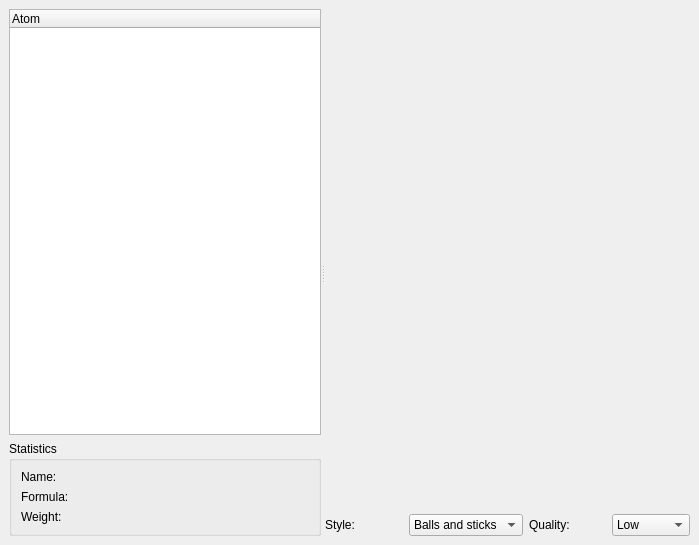
Qt form src/tools/moleculeviewerwidget.ui (KDE/kalzium) before a commit.
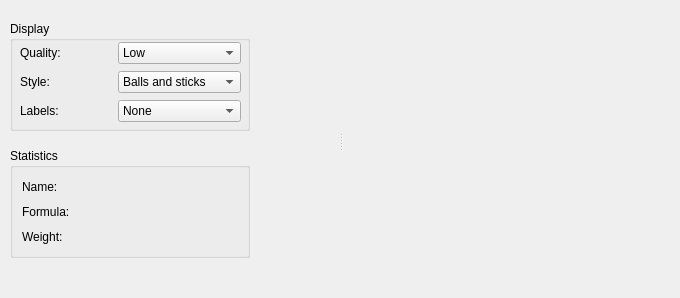
The same form after that commit. Custom widgets are drawn as their Qt base class.

Commit message: Add dropdown for Label-type. Remove Treeview. Reorganize dialog in order to save as much space as possible for the GLWidget. Many problems in this ui, I hope somebody can help me. How do I tell the GLWidget to fill all the empty space?

What changed in the file:
```diff
--- a/src/tools/moleculeviewerwidget.ui
+++ b/src/tools/moleculeviewerwidget.ui
@@ -5,197 +5,223 @@
    <rect>
     <x>0</x>
     <y>0</y>
-    <width>699</width>
-    <height>545</height>
+    <width>680</width>
+    <height>298</height>
    </rect>
   </property>
+  <property name="sizePolicy" >
+   <sizepolicy vsizetype="Preferred" hsizetype="MinimumExpanding" >
+    <horstretch>0</horstretch>
+    <verstretch>0</verstretch>
+   </sizepolicy>
+  </property>
   <property name="windowTitle" >
    <string>Form</string>
   </property>
-  <layout class="QGridLayout" >
-   <property name="leftMargin" >
-    <number>9</number>
-   </property>
-   <property name="topMargin" >
-    <number>9</number>
-   </property>
-   <property name="rightMargin" >
-    <number>9</number>
-   </property>
-   <property name="bottomMargin" >
-    <number>9</number>
-   </property>
-   <property name="horizontalSpacing" >
-    <number>6</number>
-   </property>
-   <property name="verticalSpacing" >
-    <number>6</number>
-   </property>
-   <item row="0" column="0" >
     <widget class="QSplitter" name="splitter" >
+   <property name="geometry" >
+    <rect>
+     <x>10</x>
+     <y>10</y>
+     <width>661</width>
+     <height>261</height>
+    </rect>
+   </property>
+   <property name="sizePolicy" >
+    <sizepolicy vsizetype="Preferred" hsizetype="Preferred" >
+     <horstretch>0</horstretch>
+     <verstretch>0</verstretch>
+    </sizepolicy>
+   </property>
      <property name="orientation" >
       <enum>Qt::Horizontal</enum>
      </property>
      <widget class="QWidget" name="layoutWidget" >
       <layout class="QVBoxLayout" >
-       <property name="spacing" >
-        <number>6</number>
+     <item>
+      <widget class="QGroupBox" name="groupBox_2" >
+       <property name="sizePolicy" >
+        <sizepolicy vsizetype="Fixed" hsizetype="Fixed" >
+         <horstretch>0</horstretch>
+         <verstretch>0</verstretch>
+        </sizepolicy>
        </property>
-       <property name="leftMargin" >
-        <number>0</number>
+       <property name="minimumSize" >
+        <size>
+         <width>240</width>
+         <height>110</height>
+        </size>
        </property>
-       <property name="topMargin" >
-        <number>0</number>
+       <property name="title" >
+        <string>Display</string>
        </property>
-       <property name="rightMargin" >
-        <number>0</number>
-       </property>
-       <property name="bottomMargin" >
-        <number>0</number>
-       </property>
+       <widget class="QWidget" name="layoutWidget" >
+        <property name="geometry" >
+         <rect>
+          <x>10</x>
+          <y>20</y>
+          <width>221</width>
+          <height>82</height>
+         </rect>
+        </property>
+        <layout class="QGridLayout" >
+         <item row="0" column="0" >
+          <widget class="QLabel" name="label" >
+           <property name="text" >
+            <string>Quality:</string>
+           </property>
+           <property name="buddy" >
+            <cstring>qualityCombo</cstring>
+           </property>
+          </widget>
+         </item>
+         <item row="0" column="1" >
+          <widget class="QComboBox" name="qualityCombo" >
        <item>
-        <widget class="QTreeWidget" name="treeWidget" >
-         <column>
           <property name="text" >
-           <string>Atom</string>
-          </property>
-         </column>
-        </widget>
-       </item>
+             <string>Low</string>
+            </property>
+           </item>
+           <item>
+            <property name="text" >
+             <string>Medium</string>
+            </property>
+           </item>
+           <item>
+            <property name="text" >
+             <string>High</string>
+            </property>
+           </item>
+          </widget>
+         </item>
+         <item row="1" column="0" >
+          <widget class="QLabel" name="label_2" >
+           <property name="text" >
+            <string>Style:</string>
+           </property>
+           <property name="buddy" >
+            <cstring>styleCombo</cstring>
+           </property>
+          </widget>
+         </item>
+         <item row="1" column="1" >
+          <widget class="QComboBox" name="styleCombo" >
        <item>
-        <layout class="QHBoxLayout" >
-         <property name="spacing" >
-          <number>6</number>
-         </property>
-         <property name="leftMargin" >
-          <number>0</number>
-         </property>
-         <property name="topMargin" >
-          <number>0</number>
-         </property>
-         <property name="rightMargin" >
-          <number>0</number>
-         </property>
-         <property name="bottomMargin" >
-          <number>0</number>
-         </property>
+            <property name="text" >
+             <string>Balls and sticks</string>
+            </property>
+           </item>
+           <item>
+            <property name="text" >
+             <string>Sticks</string>
+            </property>
+           </item>
+           <item>
+            <property name="text" >
+             <string>Van der Waals</string>
+            </property>
+           </item>
+           <item>
+            <property name="text" >
+             <string>Wireframe</string>
+            </property>
+           </item>
+          </widget>
+         </item>
+         <item row="2" column="0" >
+          <widget class="QLabel" name="label_5" >
+           <property name="text" >
+            <string>Labels:</string>
+           </property>
+           <property name="buddy" >
+            <cstring>styleCombo</cstring>
+           </property>
+          </widget>
+         </item>
+         <item row="2" column="1" >
+          <widget class="QComboBox" name="labelsCombo" >
+           <item>
+            <property name="text" >
+             <string>None</string>
+            </property>
+           </item>
+           <item>
+            <property name="text" >
+             <string>Atoms numbers</string>
+            </property>
+           </item>
+           <item>
+            <property name="text" >
+             <string>Element symbols</string>
+            </property>
+           </item>
+           <item>
+            <property name="text" >
+             <string>Element names</string>
+            </property>
+           </item>
+          </widget>
+         </item>
         </layout>
+       </widget>
+      </widget>
        </item>
        <item>
         <widget class="QGroupBox" name="groupBox" >
+       <property name="sizePolicy" >
+        <sizepolicy vsizetype="Fixed" hsizetype="Fixed" >
+         <horstretch>0</horstretch>
+         <verstretch>0</verstretch>
+        </sizepolicy>
+       </property>
+       <property name="minimumSize" >
+        <size>
+         <width>240</width>
+         <height>110</height>
+        </size>
+       </property>
          <property name="title" >
           <string>Statistics</string>
          </property>
          <layout class="QGridLayout" >
-          <property name="leftMargin" >
-           <number>9</number>
-          </property>
-          <property name="topMargin" >
-           <number>9</number>
-          </property>
-          <property name="rightMargin" >
-           <number>9</number>
-          </property>
-          <property name="bottomMargin" >
-           <number>9</number>
-          </property>
-          <property name="horizontalSpacing" >
-           <number>6</number>
-          </property>
-          <property name="verticalSpacing" >
-           <number>6</number>
-          </property>
           <item row="0" column="0" >
-           <layout class="QHBoxLayout" >
-            <property name="spacing" >
-             <number>6</number>
-            </property>
-            <property name="leftMargin" >
-             <number>0</number>
-            </property>
-            <property name="topMargin" >
-             <number>0</number>
-            </property>
-            <property name="rightMargin" >
-             <number>0</number>
-            </property>
-            <property name="bottomMargin" >
-             <number>0</number>
-            </property>
-            <item>
+         <layout class="QGridLayout" >
+          <item row="0" column="0" >
              <widget class="QLabel" name="label_3" >
               <property name="text" >
                <string>Name:</string>
               </property>
              </widget>
             </item>
-            <item>
+          <item row="0" column="1" >
              <widget class="QLabel" name="nameLabel" >
               <property name="text" >
                <string/>
               </property>
              </widget>
             </item>
-           </layout>
-          </item>
           <item row="1" column="0" >
-           <layout class="QHBoxLayout" >
-            <property name="spacing" >
-             <number>6</number>
-            </property>
-            <property name="leftMargin" >
-             <number>0</number>
-            </property>
-            <property name="topMargin" >
-             <number>0</number>
-            </property>
-            <property name="rightMargin" >
-             <number>0</number>
-            </property>
-            <property name="bottomMargin" >
-             <number>0</number>
-            </property>
-            <item>
              <widget class="QLabel" name="label_7" >
               <property name="text" >
                <string>Formula:</string>
               </property>
              </widget>
             </item>
-            <item>
+          <item row="1" column="1" >
              <widget class="QLabel" name="formulaLabel" >
               <property name="text" >
                <string/>
               </property>
              </widget>
             </item>
-           </layout>
-          </item>
           <item row="2" column="0" >
-           <layout class="QHBoxLayout" >
-            <property name="spacing" >
-             <number>6</number>
-            </property>
-            <property name="leftMargin" >
-             <number>0</number>
-            </property>
-            <property name="topMargin" >
-             <number>0</number>
-            </property>
-            <property name="rightMargin" >
-             <number>0</number>
-            </property>
-            <property name="bottomMargin" >
-             <number>0</number>
-            </property>
-            <item>
              <widget class="QLabel" name="label_4" >
               <property name="text" >
                <string>Weight:</string>
               </property>
              </widget>
             </item>
-            <item>
+          <item row="2" column="1" >
              <widget class="QLabel" name="weightLabel" >
               <property name="text" >
                <string/>
@@ -209,120 +235,27 @@
        </item>
       </layout>
      </widget>
-     <widget class="QWidget" name="layoutWidget" >
-      <layout class="QVBoxLayout" >
-       <property name="spacing" >
-        <number>6</number>
-       </property>
-       <property name="leftMargin" >
-        <number>0</number>
-       </property>
-       <property name="topMargin" >
-        <number>0</number>
-       </property>
-       <property name="rightMargin" >
-        <number>0</number>
-       </property>
-       <property name="bottomMargin" >
-        <number>0</number>
-       </property>
-       <item>
         <widget class="KalziumGLWidget" native="1" name="glWidget" >
+    <property name="sizePolicy" >
+     <sizepolicy vsizetype="Expanding" hsizetype="Expanding" >
+      <horstretch>0</horstretch>
+      <verstretch>0</verstretch>
+     </sizepolicy>
+    </property>
          <property name="minimumSize" >
           <size>
-           <width>300</width>
-           <height>300</height>
-          </size>
-         </property>
-        </widget>
-       </item>
-       <item>
-        <layout class="QHBoxLayout" >
-         <property name="spacing" >
-          <number>6</number>
-         </property>
-         <property name="leftMargin" >
-          <number>0</number>
-         </property>
-         <property name="topMargin" >
-          <number>0</number>
-         </property>
-         <property name="rightMargin" >
-          <number>0</number>
-         </property>
-         <property name="bottomMargin" >
-          <number>0</number>
-         </property>
-         <item>
-          <widget class="QLabel" name="label_2" >
-           <property name="text" >
-            <string>Style:</string>
-           </property>
-           <property name="buddy" >
-            <cstring>styleCombo</cstring>
-           </property>
-          </widget>
-         </item>
-         <item>
-          <widget class="QComboBox" name="styleCombo" >
-           <item>
-            <property name="text" >
-             <string>Balls and sticks</string>
-            </property>
-           </item>
-           <item>
-            <property name="text" >
-             <string>Sticks</string>
-            </property>
-           </item>
-           <item>
-            <property name="text" >
-             <string>Van der Waals</string>
-            </property>
-           </item>
-           <item>
-            <property name="text" >
-             <string>Wireframe</string>
-            </property>
-           </item>
-          </widget>
-         </item>
-         <item>
-          <widget class="QLabel" name="label" >
-           <property name="text" >
-            <string>Quality:</string>
-           </property>
-           <property name="buddy" >
-            <cstring>qualityCombo</cstring>
-           </property>
-          </widget>
-         </item>
-         <item>
-          <widget class="QComboBox" name="qualityCombo" >
-           <item>
-            <property name="text" >
-             <string>Low</string>
-            </property>
-           </item>
-           <item>
-            <property name="text" >
-             <string>Medium</string>
-            </property>
-           </item>
-           <item>
-            <property name="text" >
-             <string>High</string>
-            </property>
-           </item>
-          </widget>
-         </item>
-        </layout>
-       </item>
-      </layout>
-     </widget>
-    </widget>
-   </item>
-  </layout>
+      <width>240</width>
+      <height>240</height>
+     </size>
+    </property>
+    <property name="sizeIncrement" >
+     <size>
+      <width>10</width>
+      <height>10</height>
+     </size>
+    </property>
+   </widget>
+  </widget>
  </widget>
  <customwidgets>
   <customwidget>
```
Lines whose indentation alone changed are shown as unchanged. The commit also changes 2 other files.
